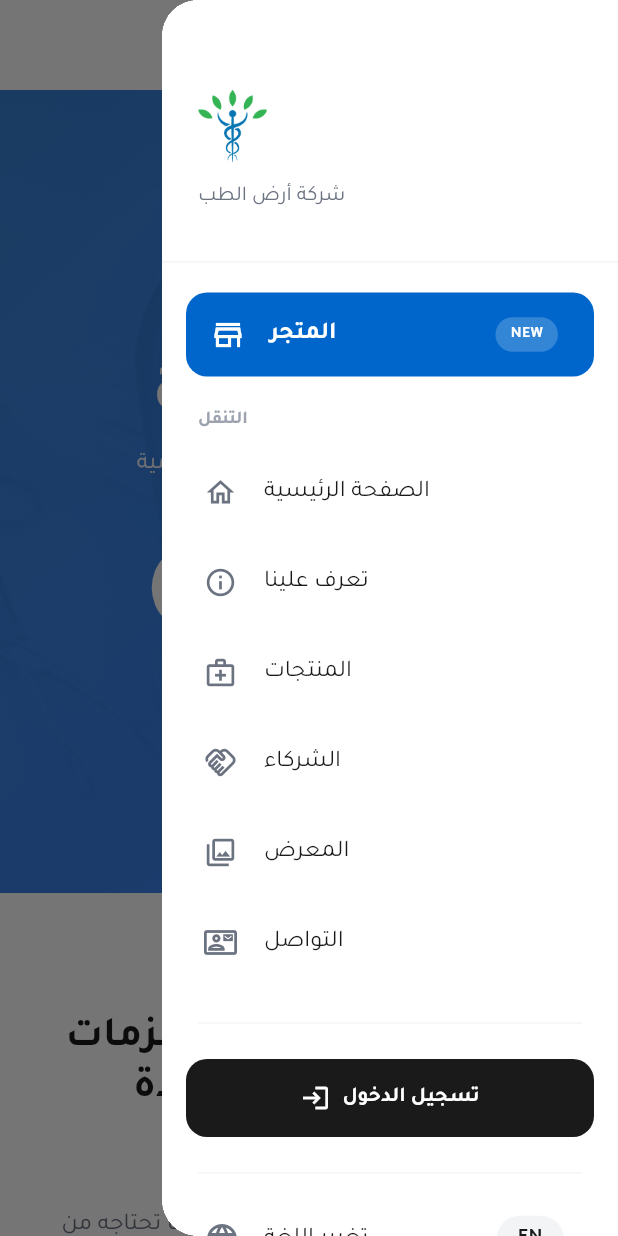
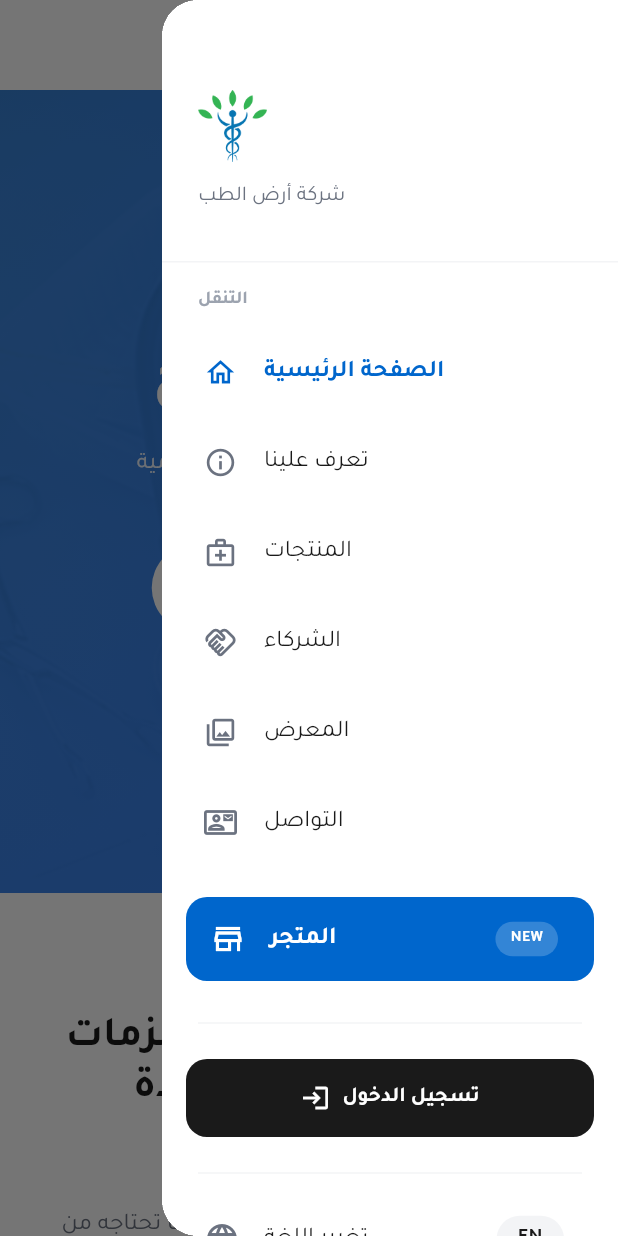
Before and after one commit to mohammedaljibory/arthultib, a Flutter app: the screen it shows after launch, after a tap on "استكشف المنتجات", after a tap on the "menu" icon, on a phone screen of 412 x 824 dp. Run offline on Flutter 3.47's test engine with Material 3 defaults, Android fonts, the phone set to English and light mode, and no system bars; our stand-ins replace cached_network_image, cloud_firestore, firebase_auth, firebase_core, geocoding, geolocator and 5 more; missing offline and left inert: dart:html, dart:js; accounts and stored records are empty; generated files the repository leaves out were written again; network calls fail.

Commit message:
Add active section highlighting to navigation bar
- Track active section based on scroll position
- Highlight current section in desktop nav bar (blue color + background)
- Highlight current section in mobile drawer
- Move Store button to end of navigation (after all sections)

https://claude.ai/code/session_01UMLDcdkxuoA7fewQkQG2VZ

```diff
--- a/lib/main.dart
+++ b/lib/main.dart
@@ -218,6 +218,7 @@ class _MainPageState extends State<MainPage> with TickerProviderStateMixin {
   bool _isScrolled = false;
   double _scrollPosition = 0;
   bool _showScrollToTop = false;
+  int _activeSection = 0; // Track active section for highlighting
 
   // Section keys for scroll navigation
   final GlobalKey _homeKey = GlobalKey();
@@ -250,12 +251,16 @@ class _MainPageState extends State<MainPage> with TickerProviderStateMixin {
     final newIsScrolled = offset > 50;
     final newShowScrollToTop = offset > 300;
 
+    // Detect active section based on scroll position
+    final newActiveSection = _detectActiveSection();
+
     // Only update state if values actually changed
-    if (newIsScrolled != _isScrolled || newShowScrollToTop != _showScrollToTop) {
+    if (newIsScrolled != _isScrolled || newShowScrollToTop != _showScrollToTop || newActiveSection != _activeSection) {
       setState(() {
         _isScrolled = newIsScrolled;
         _showScrollToTop = newShowScrollToTop;
         _scrollPosition = offset;
+        _activeSection = newActiveSection;
       });
 
       // Animate FAB
@@ -265,6 +270,27 @@ class _MainPageState extends State<MainPage> with TickerProviderStateMixin {
         _fabAnimationController.reverse();
       }
     }
+  }
+
+  int _detectActiveSection() {
+    final keys = [_homeKey, _aboutKey, _productsKey, _originsKey, _galleryKey, _contactKey];
+    final screenHeight = MediaQuery.of(context).size.height;
+    final triggerPoint = screenHeight * 0.3; // 30% from top of screen
+
+    for (int i = keys.length - 1; i >= 0; i--) {
+      final key = keys[i];
+      final context = key.currentContext;
+      if (context != null) {
+        final box = context.findRenderObject() as RenderBox?;
+        if (box != null) {
+          final position = box.localToGlobal(Offset.zero);
+          if (position.dy <= triggerPoint) {
+            return i;
+          }
+        }
+      }
+    }
+    return 0;
   }
 
   @override
@@ -381,17 +407,20 @@ class _MainPageState extends State<MainPage> with TickerProviderStateMixin {
             ),
             actions: [
               if (isDesktop) ...[
-                // Navigation items with subtle hover effects
-                ...sections.map((section) {
+                // Navigation items with active section highlighting
+                ...sections.asMap().entries.map((entry) {
+                  final index = entry.key;
+                  final section = entry.value;
                   return _buildNavItem(
                     text: section['name'],
                     onPressed: () => _scrollToSection(section['key']),
+                    isActive: _activeSection == index,
                   );
                 }).toList(),
 
                 SizedBox(width: 24),
 
-                // Store button with modern pill styling
+                // Store button with modern pill styling (at the end)
                 Container(
                   margin: EdgeInsets.symmetric(vertical: 14),
                   child: ElevatedButton.icon(
@@ -566,11 +595,16 @@ class _MainPageState extends State<MainPage> with TickerProviderStateMixin {
   Widget _buildNavItem({
     required String text,
     required VoidCallback onPressed,
+    bool isActive = false,
   }) {
-    return TextButton(
+    return AnimatedContainer(
+      duration: Duration(milliseconds: 200),
+      margin: EdgeInsets.symmetric(horizontal: 2),
+      child: TextButton(
         onPressed: onPressed,
         style: TextButton.styleFrom(
           padding: EdgeInsets.symmetric(horizontal: 16, vertical: 10),
+          backgroundColor: isActive ? Color(0xFF0066CC).withOpacity(0.1) : Colors.transparent,
           shape: RoundedRectangleBorder(
             borderRadius: BorderRadius.circular(10),
           ),
@@ -578,9 +612,10 @@ class _MainPageState extends State<MainPage> with TickerProviderStateMixin {
         child: Text(
           text,
           style: TextStyle(
-          color: Color(0xFF1A1A1A),
+            color: isActive ? Color(0xFF0066CC) : Color(0xFF1A1A1A),
             fontSize: 14,
-          fontWeight: FontWeight.w500,
+            fontWeight: isActive ? FontWeight.w600 : FontWeight.w500,
+          ),
         ),
       ),
     );
@@ -799,7 +834,54 @@ class _MainPageState extends State<MainPage> with TickerProviderStateMixin {
 
             SizedBox(height: 16),
 
-            // Store link with modern highlight
+            // Section links first
+            Padding(
+              padding: EdgeInsets.symmetric(horizontal: 24),
+              child: Text(
+                languageProvider.languageCode == 'ar' ? 'التنقل' : 'Navigation',
+                style: TextStyle(
+                  color: Color(0xFF9CA3AF),
+                  fontSize: 12,
+                  fontWeight: FontWeight.w600,
+                  letterSpacing: 0.5,
+                ),
+              ),
+            ),
+            SizedBox(height: 8),
+            ...sections.asMap().entries.map((entry) {
+              final index = entry.key;
+              final section = entry.value;
+              final isActive = _activeSection == index;
+              return Container(
+                margin: EdgeInsets.symmetric(horizontal: 12, vertical: 2),
+                child: ListTile(
+                  shape: RoundedRectangleBorder(
+                    borderRadius: BorderRadius.circular(12),
+                  ),
+                  tileColor: isActive ? Color(0xFF0066CC).withOpacity(0.1) : null,
+                  leading: Icon(
+                    section['icon'],
+                    color: isActive ? Color(0xFF0066CC) : Color(0xFF6B7280),
+                    size: 22,
+                  ),
+                  title: Text(
+                    section['name'],
+                    style: TextStyle(
+                      color: isActive ? Color(0xFF0066CC) : Color(0xFF1A1A1A),
+                      fontWeight: isActive ? FontWeight.w600 : FontWeight.w500,
+                    ),
+                  ),
+                  onTap: () {
+                    Navigator.pop(context);
+                    _scrollToSection(section['key']);
+                  },
+                ),
+              );
+            }).toList(),
+
+            SizedBox(height: 16),
+
+            // Store link at the end
             Container(
               margin: EdgeInsets.symmetric(horizontal: 16, vertical: 4),
               decoration: BoxDecoration(
@@ -829,45 +911,6 @@ class _MainPageState extends State<MainPage> with TickerProviderStateMixin {
                 },
               ),
             ),
-
-            SizedBox(height: 16),
-
-            // Section links
-            Padding(
-              padding: EdgeInsets.symmetric(horizontal: 24),
-              child: Text(
-                languageProvider.languageCode == 'ar' ? 'التنقل' : 'Navigation',
-                style: TextStyle(
-                  color: Color(0xFF9CA3AF),
-                  fontSize: 12,
-                  fontWeight: FontWeight.w600,
-                  letterSpacing: 0.5,
-                ),
-              ),
-            ),
-            SizedBox(height: 8),
-            ...sections.map((section) {
-              return Container(
-                margin: EdgeInsets.symmetric(horizontal: 12, vertical: 2),
-                child: ListTile(
-                  shape: RoundedRectangleBorder(
-                    borderRadius: BorderRadius.circular(12),
-                  ),
-                  leading: Icon(section['icon'], color: Color(0xFF6B7280), size: 22),
-                  title: Text(
-                    section['name'],
-                    style: TextStyle(
-                      color: Color(0xFF1A1A1A),
-                      fontWeight: FontWeight.w500,
-                    ),
-                  ),
-                  onTap: () {
-                    Navigator.pop(context);
-                    _scrollToSection(section['key']);
-                  },
-                ),
-              );
-            }).toList(),
 
             SizedBox(height: 16),
             Padding(
```
Lines whose indentation alone changed are shown as unchanged.
